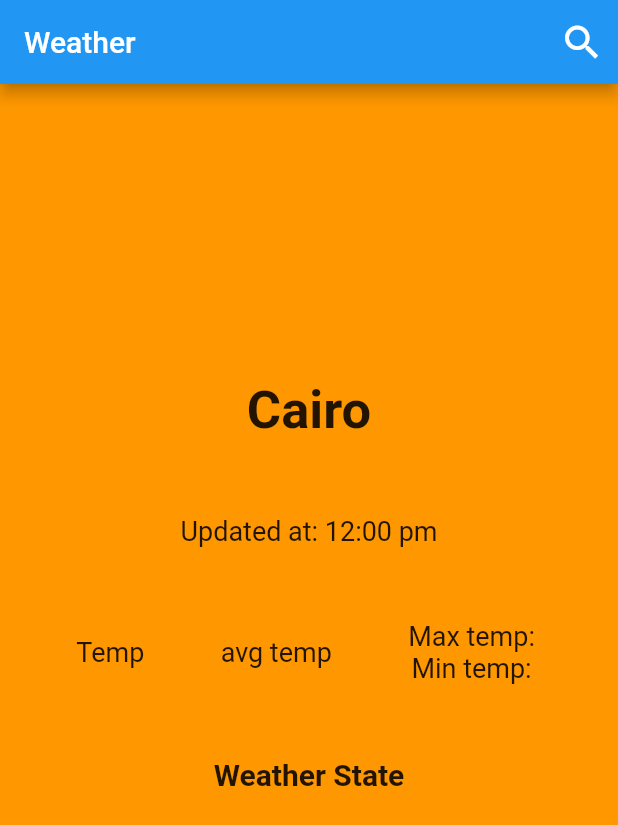
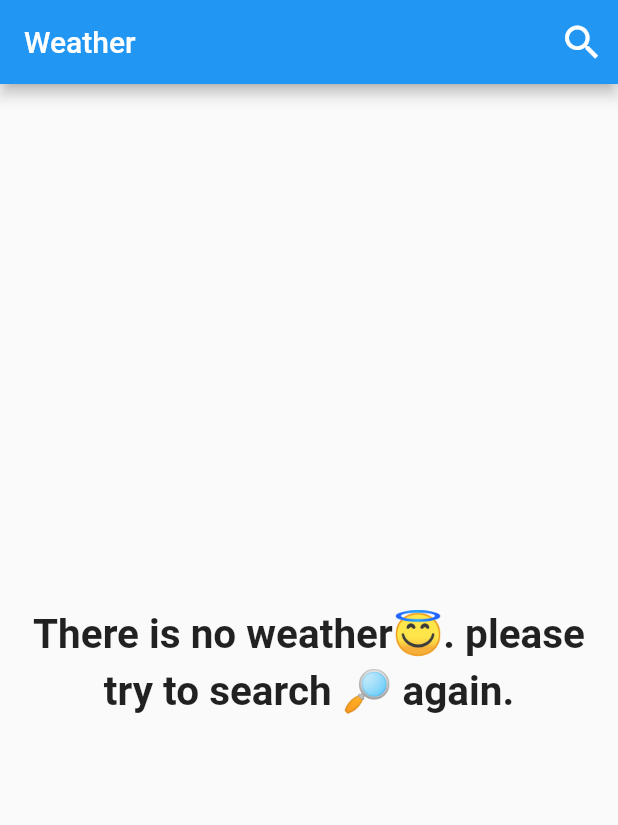
Before and after one commit to abdelrahmanGadallah94/wetaher-app, a Flutter app: the screen it shows after launch, on a phone screen of 412 x 824 dp. Shown: the top 825 px of the screen. Run offline on Flutter 3.47's test engine with Material 2 defaults, Android fonts, the phone set to English and light mode, and no system bars.

Commit message:
trigger provider to ui and update the data

```diff
--- a/lib/controller/providers/weather_providers.dart
+++ b/lib/controller/providers/weather_providers.dart
@@ -17,11 +17,12 @@ class WeatherProvider extends ChangeNotifier {
       if(response.statusCode == 200){
         Map<String,dynamic> body = jsonDecode(response.body);
         weatherData = WeatherModel.fromJson(body);
+        debugPrint("avgTemp: ${weatherData?.date ?? ''}");
         notifyListeners();
+        return weatherData;
       }
     }catch (e){
       debugPrint(e.toString());
     }
-    return weatherData;
   }
 }
--- a/lib/model/weather_model.dart
+++ b/lib/model/weather_model.dart
@@ -15,9 +15,9 @@ class WeatherModel {
       required this.weatherState});
 
   factory WeatherModel.fromJson(dynamic json){
-    dynamic temp = json["forecast"]["forecastday"]["day"];
+    dynamic temp = json["forecast"]["forecastday"][0]["day"];
     return WeatherModel(
-        date: json["location"]["localtime"],
+        date: DateTime.parse(json["location"]["localtime"]),
         icon: json["current"]["condition"]["icon"],
         avgTemp: temp["avgtemp_c"],
         maxTemp: temp["maxtemp_c"],
--- a/lib/views/screens/home_screen.dart
+++ b/lib/views/screens/home_screen.dart
@@ -1,14 +1,16 @@
 import 'package:flutter/material.dart';
+import 'package:provider/provider.dart';
+import 'package:weather_app/controller/providers/weather_providers.dart';
 import 'package:weather_app/views/settings/app_routes.dart';
 
 import '../settings/app_strings.dart';
+import '../widgets/warning_data_view.dart';
+import '../widgets/weather_data_view.dart';
 
 class HomePage extends StatelessWidget {
   const HomePage({Key? key}) : super(key: key);
-
   @override
   Widget build(BuildContext context) {
-    bool check = false;
     return Scaffold(
       appBar: AppBar(
         title: const Text(
@@ -25,54 +27,9 @@ class HomePage extends StatelessWidget {
               ))
         ],
       ),
-      body: check == false?
-          Container(
-              color: Colors.orange,
-              child: Column(
-                mainAxisAlignment: MainAxisAlignment.center,
-                children: [
-                  const Spacer(flex: 4),
-                  const Text("Cairo",style: TextStyle(
-                    fontSize: 35,
-                    fontWeight: FontWeight.bold,
-                  ),),
-                  const Spacer(),
-                  const Text("Updated at: 12:00 pm",style: TextStyle(
-                    fontSize: 18
-                  ),),
-                  const Spacer(),
-                  Row(
-                    mainAxisAlignment: MainAxisAlignment.spaceEvenly,
-                    children: [
-                      const Text("Temp",style: TextStyle(fontSize: 18),),
-                      const Text("avg temp",style: TextStyle(fontSize: 18),),
-                      Column(
-                        children: const [
-                          Text("Max temp: ",style: TextStyle(fontSize: 18),),
-                          Text("Min temp: ",style: TextStyle(fontSize: 18),),
-                        ],
-                      )
-                    ],
-                  ),
-                  const Spacer(),
-                  const Text("Weather State",style: TextStyle(
-                    fontSize: 20,fontWeight: FontWeight.bold
-                  ),),
-                  const Spacer(flex: 6),
-                ],
-              ),
-            )
-          : const Padding(
-              padding: EdgeInsets.symmetric(horizontal: 15),
-              child: Center(
-                child: Text(
-                  AppStrings.failureSearchMessage,
-                  textAlign: TextAlign.center,
-                  style: TextStyle(
-                      fontSize: 27, height: 1.4, fontWeight: FontWeight.bold),
-                ),
-              ),
-            ),
+      body: Provider.of<WeatherProvider>(context).weatherData != null ?
+          const WeatherDataView()
+          : const WarningData(),
     );
   }
 }
--- a/lib/views/screens/search_screen.dart
+++ b/lib/views/screens/search_screen.dart
@@ -27,8 +27,10 @@ class SearchPage extends StatelessWidget {
             decoration: InputDecoration(
               contentPadding: const EdgeInsets.only(top: 33,bottom: 33,left: 10,right: 33),
               suffixIcon: IconButton(
-                  onPressed: (){
-                    Provider.of<WeatherProvider>(context,listen: false).getData(city: city!);
+                  onPressed: ()async {
+                    WeatherProvider provider = Provider.of<WeatherProvider>(context,listen: false);
+                    await provider.getData(city: city!);
+                    provider.city = city;
                     Navigator.pop(context);
                   },
                   icon: const Icon(Icons.search,size: 30,)),
--- /dev/null
+++ b/lib/views/widgets/warning_data_view.dart
@@ -0,0 +1,24 @@
+import 'package:flutter/material.dart';
+
+import '../settings/app_strings.dart';
+
+class WarningData extends StatelessWidget {
+  const WarningData({
+    Key? key,
+  }) : super(key: key);
+
+  @override
+  Widget build(BuildContext context) {
+    return  const Padding(
+      padding: EdgeInsets.symmetric(horizontal: 15),
+      child: Center(
+        child: Text(
+          AppStrings.failureSearchMessage,
+          textAlign: TextAlign.center,
+          style: TextStyle(
+              fontSize: 27, height: 1.4, fontWeight: FontWeight.bold),
+        ),
+      ),
+    );
+  }
+}
```
Also changed, not shown: lib/views/widgets/weather_data_view.dart (added, +67 -0 lines).
